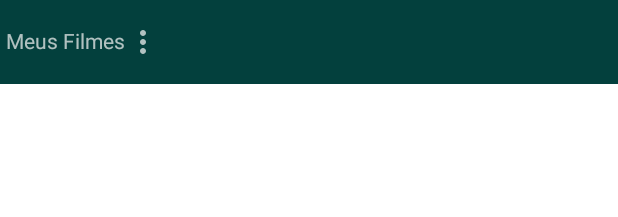
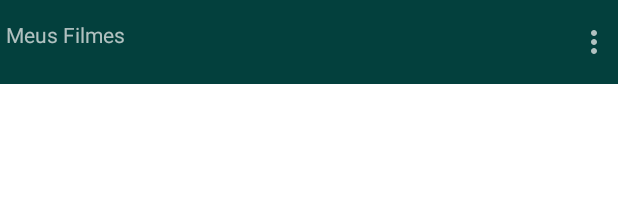
Before and after one commit to filipecancio/popcorn-jetpack, an Android app built with Jetpack Compose: the @Preview function TopBar, on a phone screen of 412 x 824 dp. Shown: the top 217 px of the screen. Run offline under Robolectric (Android 15) with nearby library versions, the phone set to English and light mode, and no system bars.

Commit message:
Create Main Page

```diff
--- a/app/src/main/AndroidManifest.xml
+++ b/app/src/main/AndroidManifest.xml
@@ -1,6 +1,9 @@
 <?xml version="1.0" encoding="utf-8"?>
 <manifest xmlns:android="http://schemas.android.com/apk/res/android"
     package="dev.cancio.popcorn">
+
+    <!--Load images from Unsplash-->
+    <uses-permission android:name="android.permission.INTERNET" />
 
     <application
         android:allowBackup="true"
--- a/app/src/main/java/dev/cancio/popcorn/ui/components/atom/TopBar.kt
+++ b/app/src/main/java/dev/cancio/popcorn/ui/components/atom/TopBar.kt
@@ -2,6 +2,9 @@ package dev.cancio.popcorn.ui.components.atom
 
 import android.text.Layout
 import androidx.compose.foundation.background
+import androidx.compose.foundation.layout.Arrangement
+import androidx.compose.foundation.layout.Row
+import androidx.compose.foundation.layout.fillMaxWidth
 import androidx.compose.foundation.layout.wrapContentWidth
 import androidx.compose.material.Icon
 import androidx.compose.material.SnackbarDefaults.backgroundColor
@@ -23,7 +26,11 @@ fun TopBar(){
     TopAppBar(
         modifier = Modifier.wrapContentWidth(Alignment.CenterHorizontally),
         backgroundColor = Green03,
-        contentColor = Grey
+        contentColor = Grey,
+    ) {
+        Row(
+            horizontalArrangement = Arrangement.SpaceBetween,
+            modifier = Modifier.fillMaxWidth()
         ) {
             Text(
                 "Meus Filmes"
@@ -34,3 +41,4 @@ fun TopBar(){
             )
         }
     }
+}
```
Also changed, not shown: app/src/main/java/dev/cancio/popcorn/MainActivity.kt (+24 -4 lines), app/src/main/java/dev/cancio/popcorn/ui/components/molecule/MovieItem.kt (+6 -5 lines). Lines whose indentation alone changed are shown as unchanged.
